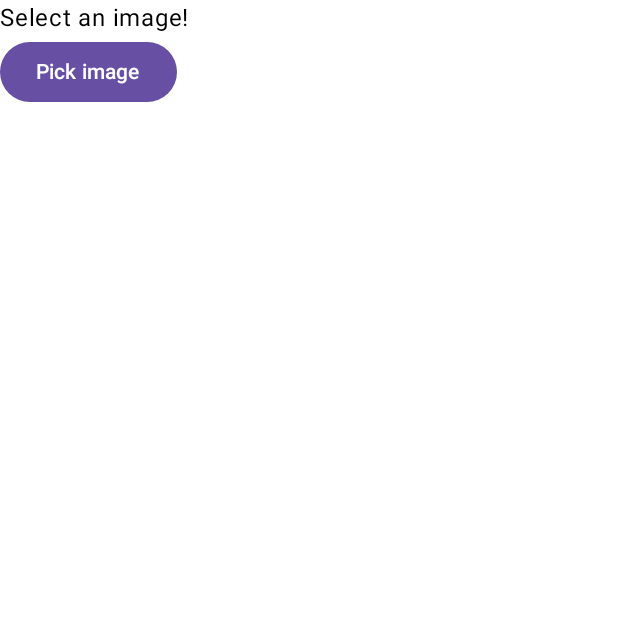
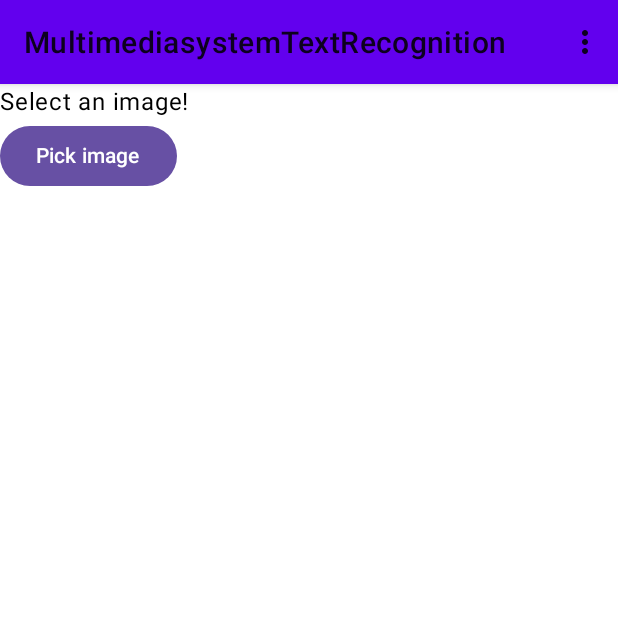
Before and after one commit to a-ndr3/JKU_Multimedia_Labs, an Android app built with Jetpack Compose: the screen it shows after launch (MainActivity), on a phone screen of 412 x 824 dp, the top half of it. Run offline under Robolectric (Android 15) with nearby library versions, the phone set to English and light mode, and no system bars; libraries missing offline, so code that uses them is left out: androidx.camera.core, androidx.camera.lifecycle, androidx.camera.view, com.google.mlkit.vision.

Commit message:
Created menu to choose a filter

```diff
--- a/app/src/main/java/at/jku/students/multimediasystemtextrecognition/MainActivity.kt
+++ b/app/src/main/java/at/jku/students/multimediasystemtextrecognition/MainActivity.kt
@@ -10,10 +10,12 @@ import android.os.Build
 import android.os.Bundle
 import android.provider.MediaStore
 import android.util.Log
-import androidx.activity.ComponentActivity
+import android.view.Menu
+import android.view.MenuItem
 import androidx.activity.compose.rememberLauncherForActivityResult
 import androidx.activity.compose.setContent
 import androidx.activity.result.contract.ActivityResultContracts
+import androidx.appcompat.app.AppCompatActivity
 import androidx.camera.core.CameraSelector
 import androidx.camera.core.Preview
 import androidx.camera.lifecycle.ProcessCameraProvider
@@ -50,8 +52,9 @@ import kotlin.coroutines.resume
 import kotlin.coroutines.suspendCoroutine
 
 const val LOG_TAG = "MMS"
+var image: Bitmap? = null
 
-class MainActivity : ComponentActivity() {
+class MainActivity : AppCompatActivity() {
 
     var permissionGranted by mutableStateOf(false)
 
@@ -82,7 +85,6 @@ class MainActivity : ComponentActivity() {
 //                    CameraView()
 //                }
             }
-
         }
     }
 
@@ -103,6 +105,21 @@ class MainActivity : ComponentActivity() {
 
             else -> requestCameraPermissionLauncher.launch(Manifest.permission.CAMERA)
         }
+    }
+
+
+    override fun onCreateOptionsMenu(menu: Menu?): Boolean {
+        val inflater = menuInflater
+        inflater.inflate(R.menu.filter_menu, menu)
+        return true
+    }
+
+    override fun onOptionsItemSelected(item: MenuItem): Boolean {
+        if (image == null) {
+            Log.i("DEBUG", "Did not select an image.")
+        }
+        // TODO
+        return true
     }
 }
 
@@ -183,6 +200,8 @@ fun ImagePicker(bitmap: MutableState<Bitmap?>) {
                     .createSource(context.contentResolver,it)
                 bitmap.value = ImageDecoder.decodeBitmap(source)
             }
+            // reference the bitmap
+            image = bitmap.value
         }
 
     }
--- /dev/null
+++ b/app/src/main/res/menu/filter_menu.xml
@@ -0,0 +1,25 @@
+<?xml version="1.0" encoding="utf-8"?>
+<menu xmlns:android="http://schemas.android.com/apk/res/android"
+    xmlns:app="http://schemas.android.com/apk/res-auto">
+    <item android:id="@+id/bin"
+        android:title="@string/binary"
+        />
+    <item android:id="@+id/con"
+        android:title="@string/contrast" />
+    <item android:id="@+id/sha"
+        android:title="@string/sharpen" />
+    <item android:id="@+id/med"
+        android:title="@string/median" />
+    <item android:id="@+id/avg"
+        android:title="@string/avg" />
+    <item android:id="@+id/bw"
+        android:title="@string/bw" />
+    <item android:id="@+id/edgeC"
+        android:title="@string/edge_coloring" />
+    <item android:id="@+id/satHSV"
+        android:title="@string/saturation_hsv" />
+    <item android:id="@+id/brightHSV"
+        android:title="@string/brightness_hsv" />
+    <item android:id="@+id/hueHSV"
+        android:title="@string/hue_hsv" />
+</menu>
--- a/app/src/main/res/values/strings.xml
+++ b/app/src/main/res/values/strings.xml
@@ -1,3 +1,13 @@
 <resources>
     <string name="app_name">MultimediasystemTextRecognition</string>
+    <string name="binary">Binary Filter\n</string>
+    <string name="contrast">Contrast Filter</string>
+    <string name="sharpen">Sharpening Filter</string>
+    <string name="median">Median Filter</string>
+    <string name="avg">Average Filter</string>
+    <string name="bw">Black/White Filter</string>
+    <string name="edge_coloring">Edge Coloring Filter</string>
+    <string name="saturation_hsv">Saturation HSV Filter</string>
+    <string name="brightness_hsv">Brightness HSV Filter</string>
+    <string name="hue_hsv">Hue HSV Filter</string>
 </resources>
```
